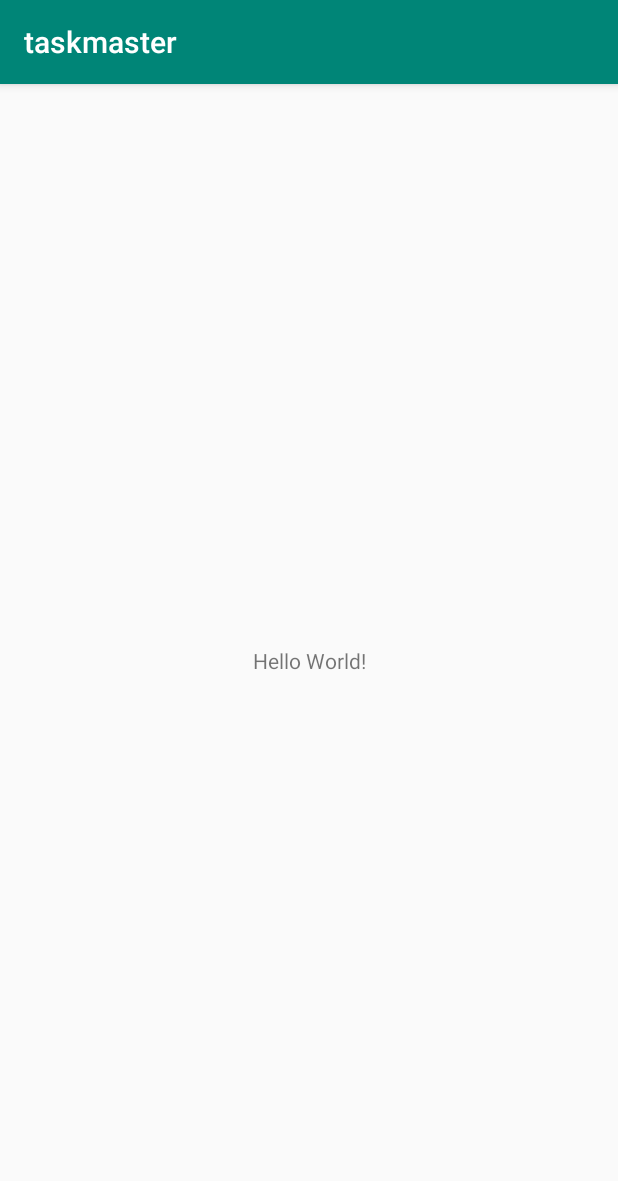
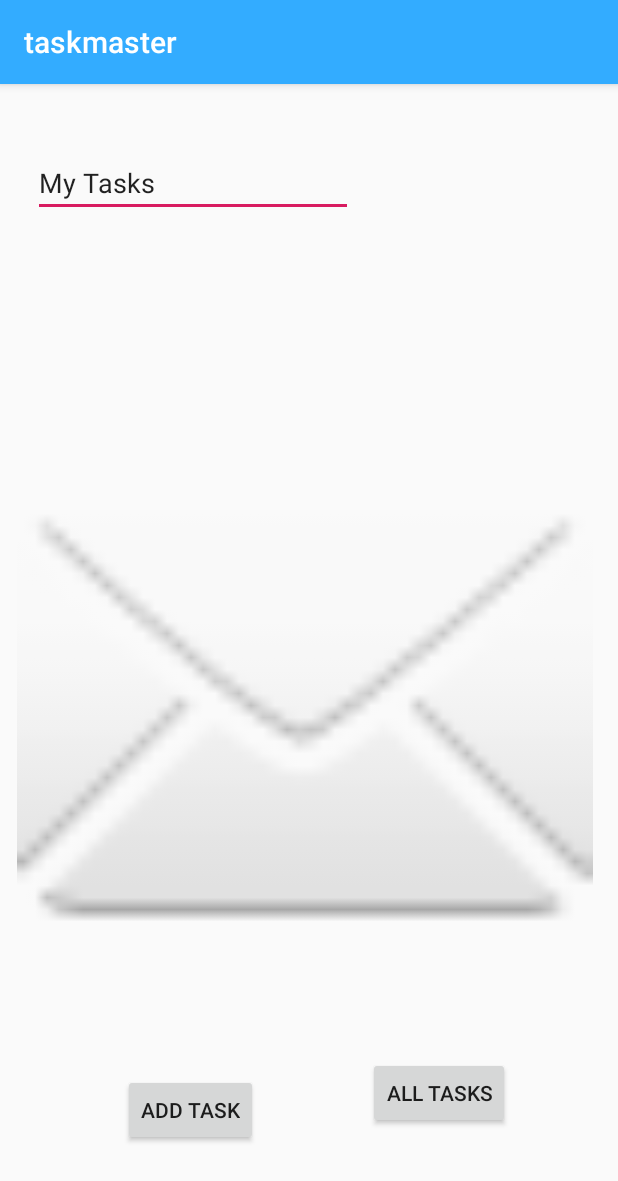
Before and after one commit to jjblues86/taskmaster, an Android app: the screen it shows after launch (MainActivity), on a phone screen of 412 x 824 dp. Shown: the top 1181 px of the screen. Run offline under Robolectric (Android 15) with nearby library versions, the phone set to English and light mode, and no system bars.

Commit message:
completed all features

```diff
--- a/app/build.gradle
+++ b/app/build.gradle
@@ -17,6 +17,10 @@ android {
             proguardFiles getDefaultProguardFile('proguard-android-optimize.txt'), 'proguard-rules.pro'
         }
     }
+    compileOptions {
+        sourceCompatibility = 1.8
+        targetCompatibility = 1.8
+    }
 }
 
 dependencies {
--- a/app/src/main/AndroidManifest.xml
+++ b/app/src/main/AndroidManifest.xml
@@ -9,6 +9,8 @@
         android:roundIcon="@mipmap/ic_launcher_round"
         android:supportsRtl="true"
         android:theme="@style/AppTheme">
+        <activity android:name=".AllTakss"></activity>
+        <activity android:name=".AddTask" />
         <activity android:name=".MainActivity">
             <intent-filter>
                 <action android:name="android.intent.action.MAIN" />
--- a/app/src/main/java/com/example/taskmaster/MainActivity.java
+++ b/app/src/main/java/com/example/taskmaster/MainActivity.java
@@ -2,7 +2,11 @@ package com.example.taskmaster;
 
 import androidx.appcompat.app.AppCompatActivity;
 
+import android.content.Intent;
 import android.os.Bundle;
+import android.view.View;
+import android.widget.Button;
+import android.widget.TextView;
 
 public class MainActivity extends AppCompatActivity {
 
@@ -10,5 +14,39 @@ public class MainActivity extends AppCompatActivity {
     protected void onCreate(Bundle savedInstanceState) {
         super.onCreate(savedInstanceState);
         setContentView(R.layout.activity_main);
+
+        Button addTask = findViewById(R.id.button);
+        addTask.setOnClickListener(new View.OnClickListener() {
+            @Override
+            public void onClick(View v) {
+
+//                Intent addMoreTask = new Intent();
+//                TextView textView = findViewById(R.id.button);
+//                String addTaskText = textView.getText().toString();
+//
+//                addMoreTask.putExtra(Intent.EXTRA_TEXT, addTaskText);
+//                addMoreTask.setType("text/plain");
+//                startActivity(Intent.createChooser(addMoreTask, "Add Task"));
+
+                //Intent activity for AddTask button
+                Intent goToAddTask = new Intent(MainActivity.this, AddTask.class);
+                MainActivity.this.startActivity(goToAddTask);
+
+            }
+        });
+
+        //Intent activity for AllTasks button
+        Button addAllTasks = findViewById(R.id.button2);
+        addAllTasks.setOnClickListener(new View.OnClickListener() {
+            @Override
+            public void onClick(View v) {
+
+                //Intent activity for AddTask button
+                Intent goToAllTasks = new Intent(MainActivity.this, AllTakss.class);
+                MainActivity.this.startActivity(goToAllTasks);
+
+            }
+        });
     }
+
 }
--- a/app/src/main/res/layout/activity_main.xml
+++ b/app/src/main/res/layout/activity_main.xml
@@ -6,13 +6,62 @@
     android:layout_height="match_parent"
     tools:context=".MainActivity">
 
-    <TextView
+    <EditText
+        android:id="@+id/editText2"
         android:layout_width="wrap_content"
         android:layout_height="wrap_content"
-        android:text="Hello World!"
+        android:layout_marginTop="16dp"
+        android:layout_marginBottom="16dp"
+        android:ems="10"
+        android:inputType="textPersonName"
+        android:text="My Tasks"
         app:layout_constraintBottom_toBottomOf="parent"
-        app:layout_constraintLeft_toLeftOf="parent"
-        app:layout_constraintRight_toRightOf="parent"
-        app:layout_constraintTop_toTopOf="parent" />
+        app:layout_constraintEnd_toEndOf="parent"
+        app:layout_constraintHorizontal_bias="0.11"
+        app:layout_constraintStart_toStartOf="parent"
+        app:layout_constraintTop_toTopOf="parent"
+        app:layout_constraintVertical_bias="0.04000002" />
+
+    <ImageView
+        android:id="@+id/imageView"
+        android:layout_width="384dp"
+        android:layout_height="402dp"
+        android:layout_marginStart="16dp"
+        android:layout_marginTop="16dp"
+        android:layout_marginEnd="196dp"
+        android:layout_marginBottom="16dp"
+        app:layout_constraintBottom_toBottomOf="parent"
+        app:layout_constraintEnd_toEndOf="parent"
+        app:layout_constraintHorizontal_bias="0.027"
+        app:layout_constraintStart_toStartOf="parent"
+        app:layout_constraintTop_toTopOf="parent"
+        app:layout_constraintVertical_bias="0.602"
+        app:srcCompat="@android:drawable/ic_dialog_email" />
+
+    <Button
+        android:id="@+id/button"
+        android:layout_width="wrap_content"
+        android:layout_height="wrap_content"
+        android:layout_marginStart="16dp"
+        android:layout_marginEnd="16dp"
+        android:layout_marginBottom="60dp"
+        android:text="ADD TASK"
+        app:layout_constraintBottom_toBottomOf="parent"
+        app:layout_constraintEnd_toStartOf="@+id/button2"
+        app:layout_constraintHorizontal_bias="0.534"
+        app:layout_constraintStart_toStartOf="parent" />
+
+    <Button
+        android:id="@+id/button2"
+        android:layout_width="wrap_content"
+        android:layout_height="wrap_content"
+        android:layout_marginTop="16dp"
+        android:layout_marginEnd="72dp"
+        android:layout_marginBottom="16dp"
+        android:text="ALL TASKS"
+        app:layout_constraintBottom_toBottomOf="parent"
+        app:layout_constraintEnd_toEndOf="parent"
+        app:layout_constraintTop_toTopOf="parent"
+        app:layout_constraintVertical_bias="0.92" />
 
 </androidx.constraintlayout.widget.ConstraintLayout>
--- a/app/src/main/res/values/colors.xml
+++ b/app/src/main/res/values/colors.xml
@@ -1,6 +1,6 @@
 <?xml version="1.0" encoding="utf-8"?>
 <resources>
-    <color name="colorPrimary">#008577</color>
+    <color name="colorPrimary">#33ACFF</color>
     <color name="colorPrimaryDark">#00574B</color>
     <color name="colorAccent">#D81B60</color>
 </resources>
```
Also changed, not shown: app/src/main/java/com/example/taskmaster/AddTask.java (added, +35 -0 lines), app/src/main/java/com/example/taskmaster/AllTakss.java (added, +14 -0 lines), app/src/main/res/layout/activity_add_task.xml (added, +88 -0 lines), app/src/main/res/layout/activity_all_takss.xml (added, +38 -0 lines), 1 other file.
